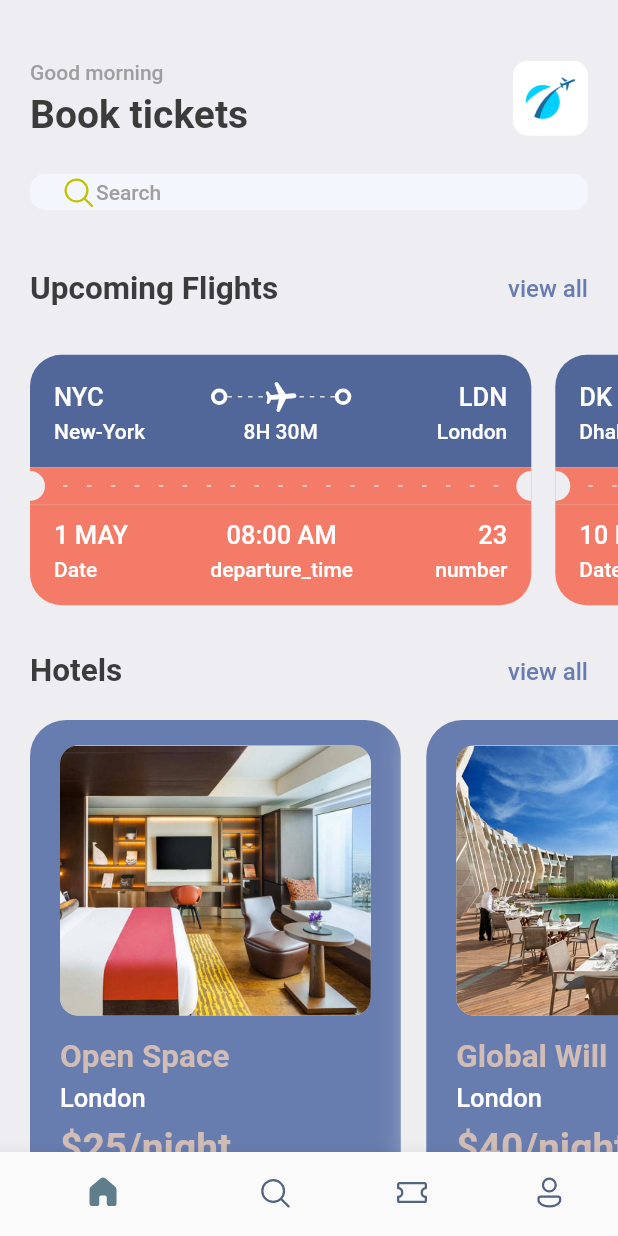
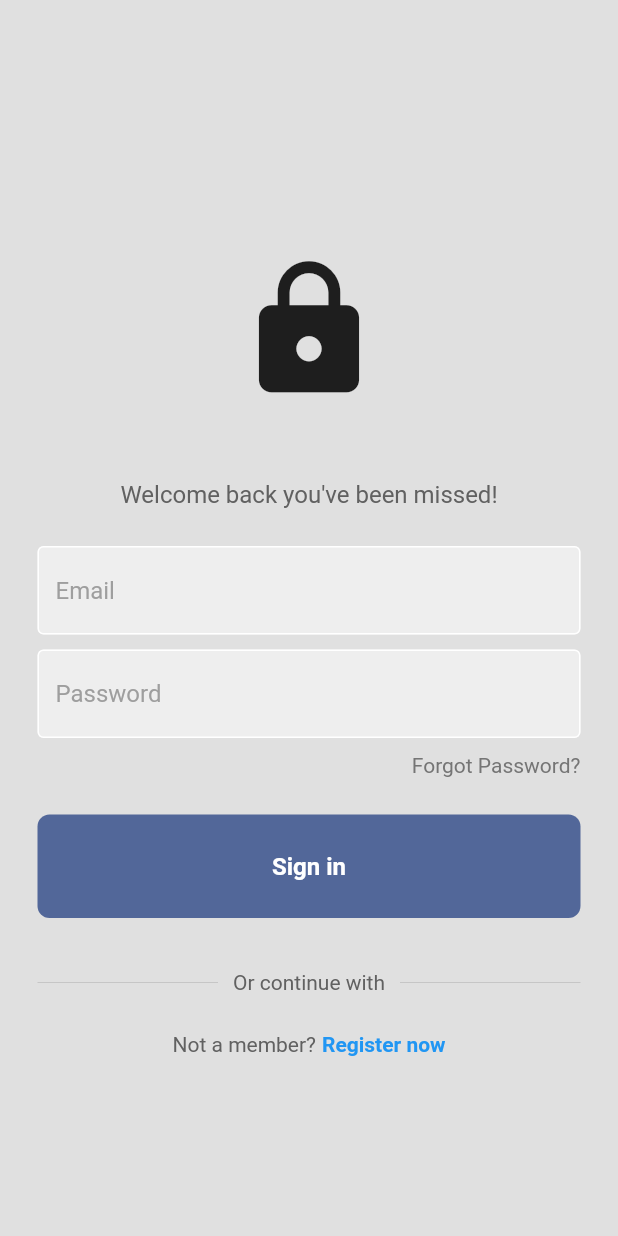
Before and after one commit to marceloomg13/TFGtickets, a Flutter app: the screen it shows after launch, on a phone screen of 412 x 824 dp. Run offline on Flutter 3.47's test engine with Material 2 defaults, Android fonts, the phone set to English and light mode, and no system bars; our stand-ins replace barcode_widget, firebase_auth, firebase_core, fluentui_icons, gap, get; accounts and stored records are empty.

Commit message:
Auth commit

```diff
--- a/lib/main.dart
+++ b/lib/main.dart
@@ -1,8 +1,14 @@
-import 'package:booktickets/screens/bottom_bar.dart';
+import 'package:booktickets/screens/auth_page.dart';
 import 'package:booktickets/utils/app_styles.dart';
 import 'package:flutter/material.dart';
+import 'package:firebase_core/firebase_core.dart';
+import 'firebase_options.dart';
 
-void main() {
+void main() async{
+  WidgetsFlutterBinding.ensureInitialized();
+  await Firebase.initializeApp(
+      options: DefaultFirebaseOptions.currentPlatform
+  );
   runApp(const MyApp());
 }
 
@@ -12,13 +18,9 @@ class MyApp extends StatelessWidget {
   // This widget is the root of your application.
   @override
   Widget build(BuildContext context) {
-    return MaterialApp(
+    return const MaterialApp(
       debugShowCheckedModeBanner: false,
-      title: 'Flutter Demo',
-      theme: ThemeData(
-        primaryColor: primary,
-      ),
-      home: const BottomBar(),
+      home: AuthPage(),
     );
   }
 }
--- /dev/null
+++ b/lib/screens/auth_page.dart
@@ -0,0 +1,31 @@
+import 'package:firebase_auth/firebase_auth.dart';
+import 'package:flutter/cupertino.dart';
+import 'package:flutter/material.dart';
+
+
+import 'bottom_bar.dart';
+
+import 'login_or_register.dart';
+
+class AuthPage extends StatelessWidget {
+  const AuthPage({Key? key}) : super(key: key);
+
+  @override
+  Widget build(BuildContext context) {
+    return Scaffold(
+      body: StreamBuilder<User?>(
+        stream: FirebaseAuth.instance.authStateChanges(),
+        builder: (context,snapshot){
+          //logeado
+          if(snapshot.hasData){
+            return BottomBar();
+          }
+          else{
+            return LoginOrRegisterPage();
+          }
+          //deslogeado
+        },
+      ),
+    );
+  }
+}
--- a/lib/screens/hotel_screen.dart
+++ b/lib/screens/hotel_screen.dart
@@ -17,7 +17,7 @@ class HotelScren extends StatelessWidget {
       width: size.width*0.6,
       height: 350,
       decoration: BoxDecoration(
-        color: Styles.primaryColor,
+        color: Color(0xff76b5c5),
         borderRadius: BorderRadius.circular(24),
         boxShadow: [
           BoxShadow(
--- /dev/null
+++ b/lib/screens/loginPage.dart
@@ -0,0 +1,204 @@
+import 'package:booktickets/screens/bottom_bar.dart';
+import 'package:flutter/material.dart';
+
+import 'package:firebase_auth/firebase_auth.dart';
+import 'package:flutter/material.dart';
+
+import '../widgets/my_button.dart';
+import '../widgets/my_textfield.dart';
+
+class LoginPage extends StatefulWidget {
+  final Function()? onTap;
+  const LoginPage({super.key,required this.onTap});
+
+  @override
+  State<LoginPage> createState() => _LoginPageState();
+}
+
+class _LoginPageState extends State<LoginPage> {
+  // text editing controllers
+  final emailController = TextEditingController();
+
+  final passwordController = TextEditingController();
+
+  // sign user in method
+  void signUserIn() async {
+    showDialog(
+        context: context,
+        builder: (context){
+          return const Center(
+            child: CircularProgressIndicator(),
+          );
+        }
+    );
+    try{
+      await FirebaseAuth.instance.signInWithEmailAndPassword(
+          email: emailController.text,
+          password: passwordController.text
+      );
+      Navigator.pop(context);
+    } on FirebaseAuthException catch (e){
+      Navigator.pop(context);
+      showErrorMessage(e.code);
+    }
+  }
+
+  void showErrorMessage(String error){
+    showDialog(
+        context: context,
+        builder: (context){
+          return AlertDialog(
+              backgroundColor: Colors.deepPurple,
+              title: Center(
+                child: Text(
+                    error,
+                    style: const TextStyle(color: Colors.white)
+                ),
+              )
+          );
+        }
+    );
+  }
+  void wrongPasswordMessage(){
+    showDialog(
+        context: context,
+        builder: (context){
+          return const AlertDialog(
+            title: Text("Incorrect Password"),
+          );
+        }
+    );
+  }
+
+  @override
+  Widget build(BuildContext context) {
+    return Scaffold(
+      backgroundColor: Colors.grey[300],
+      body: SafeArea(
+        child: Center(
+          child: SingleChildScrollView(
+            child: Column(
+              mainAxisAlignment: MainAxisAlignment.center,
+              children: [
+                const SizedBox(height: 50),
+
+                // logo
+                const Icon(
+                  Icons.lock,
+                  size: 100,
+                ),
+
+                const SizedBox(height: 50),
+
+                // welcome back, you've been missed!
+                Text(
+                  'Welcome back you\'ve been missed!',
+                  style: TextStyle(
+                    color: Colors.grey[700],
+                    fontSize: 16,
+                  ),
+                ),
+
+                const SizedBox(height: 25),
+
+                // username textfield
+                MyTextField(
+                  controller: emailController,
+                  hintText: 'Email',
+                  obscureText: false,
+                ),
+
+                const SizedBox(height: 10),
+
+                // password textfield
+                MyTextField(
+                  controller: passwordController,
+                  hintText: 'Password',
+                  obscureText: true,
+                ),
+
+                const SizedBox(height: 10),
+
+                // forgot password?
+                Padding(
+                  padding: const EdgeInsets.symmetric(horizontal: 25.0),
+                  child: Row(
+                    mainAxisAlignment: MainAxisAlignment.end,
+                    children: [
+                      Text(
+                        'Forgot Password?',
+                        style: TextStyle(color: Colors.grey[600]),
+                      ),
+                    ],
+                  ),
+                ),
+
+                const SizedBox(height: 25),
+
+                // sign in button
+                MyButton(
+                  text: "Sign in",
+                  onTap: signUserIn,
+                ),
+
+                const SizedBox(height: 35),
+
+                // or continue with
+                Padding(
+                  padding: const EdgeInsets.symmetric(horizontal: 25.0),
+                  child: Row(
+                    children: [
+                      Expanded(
+                        child: Divider(
+                          thickness: 0.5,
+                          color: Colors.grey[400],
+                        ),
+                      ),
+                      Padding(
+                        padding: const EdgeInsets.symmetric(horizontal: 10.0),
+                        child: Text(
+                          'Or continue with',
+                          style: TextStyle(color: Colors.grey[700]),
+                        ),
+                      ),
+                      Expanded(
+                        child: Divider(
+                          thickness: 0.5,
+                          color: Colors.grey[400],
+                        ),
+                      ),
+                    ],
+                  ),
+                ),
+
+                const SizedBox(height: 25),
+
+                // not a member? register now
+                Row(
+                  mainAxisAlignment: MainAxisAlignment.center,
+                  children: [
+                    Text(
+                      'Not a member?',
+                      style: TextStyle(color: Colors.grey[700]),
+                    ),
+                    const SizedBox(width: 4),
+                    GestureDetector(
+                      onTap: widget.onTap,
+                      child: const Text(
+                        'Register now',
+                        style: TextStyle(
+                          color: Colors.blue,
+                          fontWeight: FontWeight.bold,
+                        ),
+                      ),
+                    ),
+                  ],
+                )
+              ],
+            ),
+          ),
+        ),
+      ),
+    );
+  }
+}
--- /dev/null
+++ b/lib/screens/login_or_register.dart
@@ -0,0 +1,31 @@
+import 'package:booktickets/screens/register_page.dart';
+import 'package:flutter/cupertino.dart';
+
+
+import 'loginPage.dart';
+
+class LoginOrRegisterPage extends StatefulWidget {
+  const LoginOrRegisterPage({Key? key}) : super(key: key);
+
+  @override
+  State<LoginOrRegisterPage> createState() => _LoginOrRegisterPageState();
+}
+
+class _LoginOrRegisterPageState extends State<LoginOrRegisterPage> {
+  @override
+  bool showLoginPage = true;
+
+  void toglePages(){
+    setState(() {
+      showLoginPage = !showLoginPage;
+    });
+  }
+
+  Widget build(BuildContext context) {
+    if (showLoginPage){
+      return LoginPage(onTap: toglePages);
+    }else{
+      return RegisterPage(onTap: toglePages);
+    }
+  }
+}
--- a/lib/screens/search_screen.dart
+++ b/lib/screens/search_screen.dart
@@ -32,7 +32,7 @@ class SearchScreen extends StatelessWidget {
                 vertical: AppLayout.getHeight(18),
                 horizontal: AppLayout.getWidht(15)),
             decoration: BoxDecoration(
-                color: Color(0xD91130CE),
+                color: Color(0xff76b5c5),
                 borderRadius: BorderRadius.circular(AppLayout.getWidht(10))
             ),
             child: Center(
--- a/lib/screens/ticket_view.dart
+++ b/lib/screens/ticket_view.dart
@@ -24,11 +24,11 @@ class TicketView extends StatelessWidget {
         child: Column(
           children: [
             /*
-            * Parte Azul del Ticket
+            * Parte anaranjada del Ticket
             * */
             Container(
               decoration: BoxDecoration(
-                color: isColor==null? Color(0xFF526799):Colors.white,
+                color: isColor==null? Color(0xffeab676):Colors.white,
                 borderRadius: BorderRadius.only(topLeft: Radius.circular(AppLayout.getHeight(21)),
                 topRight: Radius.circular(AppLayout.getHeight(21)))
               ),
@@ -72,10 +72,10 @@ class TicketView extends StatelessWidget {
               ),
             ),
             /*
-            * Parte Naranja del Ticket
+            * Parte azul del Ticket
             * */
             Container(
-              color: isColor==null? Styles.orangeColor:Colors.white,
+              color: isColor==null? Color(0xff76b5c5):Colors.white,
               child: Row(
                 children: [
                   SizedBox(
@@ -112,11 +112,11 @@ class TicketView extends StatelessWidget {
                 ],
               )),
               /**
-               * Parte Naranja Bottom
+               * Parte azul Bottom
                */
             Container(
               decoration: BoxDecoration(
-                  color:isColor==null? Styles.orangeColor:Colors.white,
+                  color:isColor==null? Color(0xff76b5c5):Colors.white,
                   borderRadius:  BorderRadius.only(
                       bottomLeft: Radius.circular(isColor==null? AppLayout.getHeight(21):0),
                       bottomRight: Radius.circular(isColor==null? AppLayout.getHeight(21):0))
--- /dev/null
+++ b/lib/widgets/my_button.dart
@@ -0,0 +1,32 @@
+import 'package:flutter/material.dart';
+
+class MyButton extends StatelessWidget {
+  final Function()? onTap;
+  final String text;
+  const MyButton({super.key, required this.onTap, required this.text});
+
+  @override
+  Widget build(BuildContext context) {
+    return GestureDetector(
+      onTap: onTap,
+      child: Container(
+        padding: const EdgeInsets.all(25),
+        margin: const EdgeInsets.symmetric(horizontal: 25),
+        decoration: BoxDecoration(
+          color: const Color(0xFF526799),
+          borderRadius: BorderRadius.circular(8),
+        ),
+        child:Center(
+          child: Text(
+            text,
+            style: const TextStyle(
+              color: Colors.white,
+              fontWeight: FontWeight.bold,
+              fontSize: 16,
+            ),
+          ),
+        ),
+      ),
+    );
+  }
+}
--- /dev/null
+++ b/lib/widgets/my_textfield.dart
@@ -0,0 +1,36 @@
+import 'package:flutter/material.dart';
+
+class MyTextField extends StatelessWidget {
+  final controller;
+  final String hintText;
+  final bool obscureText;
+
+  const MyTextField({
+    super.key,
+    required this.controller,
+    required this.hintText,
+    required this.obscureText,
+  });
+
+  @override
+  Widget build(BuildContext context) {
+    return Padding(
+      padding: const EdgeInsets.symmetric(horizontal: 25.0),
+      child: TextField(
+        controller: controller,
+        obscureText: obscureText,
+        decoration: InputDecoration(
+            enabledBorder: const OutlineInputBorder(
+              borderSide: BorderSide(color: Colors.white),
+            ),
+            focusedBorder: OutlineInputBorder(
+              borderSide: BorderSide(color: Colors.grey.shade400),
+            ),
+            fillColor: Colors.grey.shade200,
+            filled: true,
+            hintText: hintText,
+            hintStyle: TextStyle(color: Colors.grey[500])),
+      ),
+    );
+  }
+}
--- a/pubspec.yaml
+++ b/pubspec.yaml
@@ -37,7 +37,9 @@ dependencies:
   cupertino_icons: ^1.0.2
   fluentui_icons: ^1.0.0
   get:
-  gap: ^2.0.0
+  gap: ^3.0.0
+  firebase_core: ^2.13.0
+  firebase_auth: ^4.6.1
 
 dev_dependencies:
   flutter_test:
```
Also changed, not shown: lib/screens/register_page.dart (added, +198 -0 lines), lib/utils/app_info_list.dart (+21 -1 lines), lib/widgets/square_tile.dart (added, +25 -0 lines), assets/images/four.png (added), assets/images/google.png (added), lib/firebase_options.dart (added), pubspec.lock, 3 other files.
